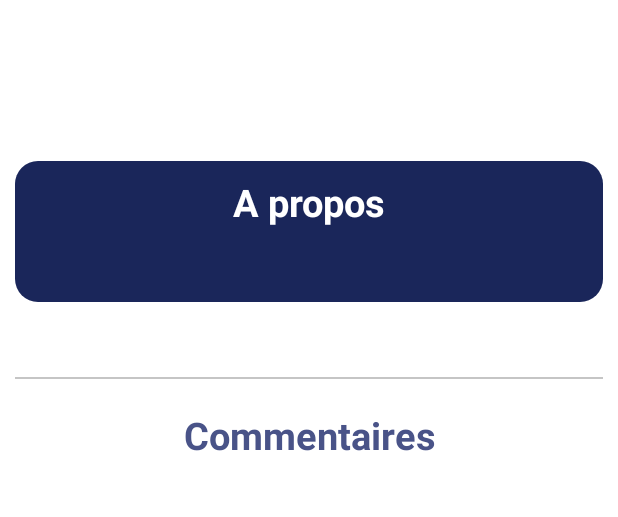
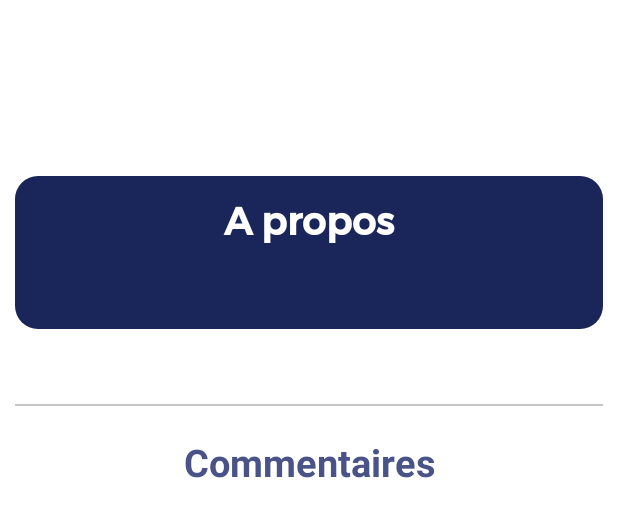
Before and after one commit to LenaAbel/SAE-S4, an Android app: the layout fragment_detail_presta.xml on its own in the app's theme, with its tools: preview values and no code run, on a phone screen of 412 x 824 dp. Shown: the top 517 px of the screen. Run offline under Robolectric (Android 15) with nearby library versions, the phone set to English and light mode, and no system bars.

Commit message:
Style details

```diff
--- a/app/src/main/res/layout/fragment_detail_presta.xml
+++ b/app/src/main/res/layout/fragment_detail_presta.xml
@@ -7,7 +7,6 @@
     android:fillViewport="true">
 
     <androidx.constraintlayout.widget.ConstraintLayout xmlns:app="http://schemas.android.com/apk/res-auto"
-        xmlns:tools="http://schemas.android.com/tools"
         android:layout_width="match_parent"
         android:layout_height="match_parent"
         android:padding="@dimen/space_btw_element"
@@ -23,7 +22,8 @@
             android:padding="@dimen/space_btw_element"
             android:textColor="@color/blue"
             android:textSize="@dimen/taille_titre_page"
-            tools:ignore="MissingConstraints" />
+            tools:ignore="MissingConstraints"
+            android:fontFamily="@font/montserrat_bold"/>
 
         <androidx.constraintlayout.widget.ConstraintLayout
             android:id="@+id/constraintLayoutDetailPerso"
@@ -43,7 +43,8 @@
                 android:text="@string/rubrique_a_propos"
                 android:textColor="@color/white"
                 android:textSize="25dp"
-                android:textStyle="bold" />
+                android:textStyle="bold"
+                android:fontFamily="@font/montserrat_medium"/>
 
             <TextView
                 android:id="@+id/id_page_presta_text"
@@ -52,7 +53,8 @@
                 android:lineSpacingExtra="@dimen/space_btw_element"
                 android:padding="@dimen/space_btw_element"
                 android:textColor="@color/white"
-                app:layout_constraintTop_toBottomOf="@id/id_a_propos" />
+                app:layout_constraintTop_toBottomOf="@id/id_a_propos"
+                android:fontFamily="@font/montserrat_regular"/>
         </androidx.constraintlayout.widget.ConstraintLayout>
 
         <View
@@ -73,7 +75,8 @@
             android:textColor="@color/blue"
             android:textSize="25dp"
             android:textStyle="bold"
-            app:layout_constraintTop_toBottomOf="@id/id_trait_detail_presta" />
+            app:layout_constraintTop_toBottomOf="@id/id_trait_detail_presta"
+            android:fontFamily=""/>
 
         <TextView
             android:id="@+id/id_pas_commentaire"
@@ -84,6 +87,7 @@
             android:text="@string/list_commentaire_vide"
             android:textColor="@color/blue"
             android:visibility="invisible"
+            android:fontFamily="@font/montserrat_regular"
             app:layout_constraintTop_toBottomOf="@id/id_commentaire" />
 
         <HorizontalScrollView
```
